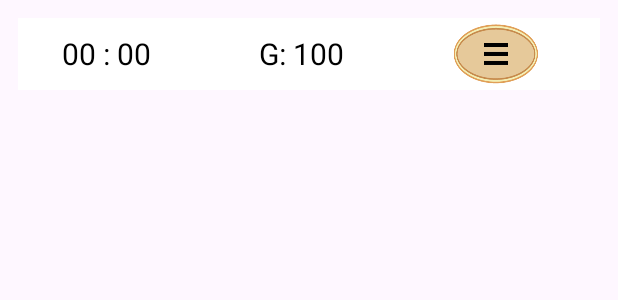
After one commit to Hambugi-B/hambugi, an Android app: the layout fragment_menubar.xml on its own in the app's theme, with its tools: preview values and no code run, on a phone screen of 412 x 824 dp. The commit adds this screen. Shown: the top 300 px of the screen. Run offline under Robolectric (Android 15) with nearby library versions, the phone set to English and light mode, and no system bars.

Commit message:
feat : 메뉴바 프래그먼트 구현

```diff
--- /dev/null
+++ b/app/src/main/res/layout/fragment_menubar.xml
@@ -0,0 +1,56 @@
+<?xml version="1.0" encoding="utf-8"?>
+<RelativeLayout xmlns:android="http://schemas.android.com/apk/res/android"
+    xmlns:app="http://schemas.android.com/apk/res-auto"
+    xmlns:tools="http://schemas.android.com/tools"
+    android:id="@+id/main"
+    android:layout_width="match_parent"
+    android:layout_height="match_parent"
+    android:padding="12dp"
+    tools:context=".MenuBarFragment">
+
+    <LinearLayout
+        android:id="@+id/layout_menubar"
+        android:layout_width="match_parent"
+        android:layout_height="48dp"
+        android:background="#ffffff"
+        android:gravity="center"
+        android:orientation="horizontal">
+
+        <TextView
+            android:id="@+id/txt_menubar_time"
+            android:layout_width="100dp"
+            android:layout_height="match_parent"
+            android:layout_marginRight="30dp"
+            android:gravity="center"
+            android:text="00 : 00"
+            android:textAlignment="center"
+            android:textColor="@color/black"
+            android:textSize="20sp" />
+
+        <TextView
+            android:id="@+id/txt_menubar_gold"
+            android:layout_width="100dp"
+            android:layout_height="match_parent"
+            android:gravity="center"
+            android:text="G: 100"
+            android:textAlignment="center"
+            android:textColor="@color/black"
+            android:textSize="20sp" />
+
+        <ImageButton
+            android:id="@+id/btn_menubar_menu"
+            android:layout_width="60dp"
+            android:layout_height="40dp"
+            android:layout_marginLeft="50dp"
+            android:layout_marginRight="30dp"
+            android:background="@drawable/menu_button" />
+    </LinearLayout>
+
+    <FrameLayout
+        android:id="@+id/menu_container"
+        android:layout_width="match_parent"
+        android:layout_height="match_parent"
+        android:layout_below="@id/layout_menubar"
+        android:background="#80000000"
+        android:visibility="gone" />
+</RelativeLayout>
```
Also changed, not shown: app/src/main/AndroidManifest.xml (+16 -17 lines), app/src/main/java/com/example/hambugi/Counter.java (+11 -6 lines), app/src/main/java/com/example/hambugi/MenuBarFragment.java (added, +110 -0 lines), app/src/main/res/layout/view_counter.xml (+44 -38 lines).
